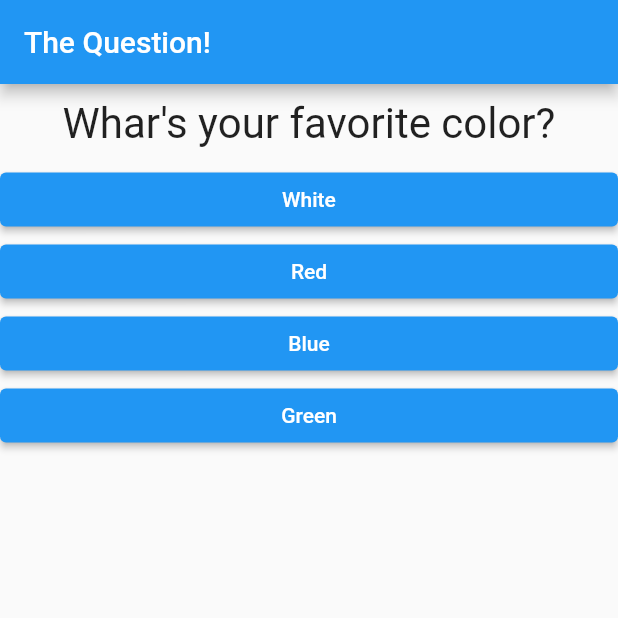
After one commit to sinjikoro/flutter_complate_guide, a Flutter app: the screen it shows after launch, on a phone screen of 412 x 824 dp, the top half of it. The commit adds this screen. Run offline on Flutter 3.47's test engine with Material 2 defaults, Android fonts, the phone set to English and light mode, and no system bars.

Commit message:
52.Splitting the App Into Widgets

```diff
--- a/lib/main.dart
+++ b/lib/main.dart
@@ -1,6 +1,7 @@
 import 'package:flutter/material.dart';
-import './question.dart';
-import './answer.dart';
+import 'package:flutter_complete_guide/quiz.dart';
+import './quiz.dart';
+import './result.dart';
 
 void main() => runApp(MyApp());
 
@@ -39,14 +40,12 @@
         home: Scaffold(
       appBar: AppBar(title: Text('The Question!')),
       body: _questionIndex < questions.length
-          ? Column(children: <Widget>[
-              Question(questions[_questionIndex]['questionText']),
-              ...(questions[_questionIndex]['answers'] as List<String>)
-                  .map(((answer) {
-                return Answer(_answerQuestion, answer);
-              }))
-            ])
-          : Center(child: Text('You did it!')),
+          ? Quiz(
+              questions: questions,
+              answerQuestion: _answerQuestion,
+              questionIndex: _questionIndex,
+            )
+          : Result(),
     ));
   }
 }
--- /dev/null
+++ b/lib/quiz.dart
@@ -0,0 +1,25 @@
+import 'package:flutter/material.dart';
+
+import './answer.dart';
+import './question.dart';
+
+class Quiz extends StatelessWidget {
+  final List<Map<String, Object>> questions;
+  final int questionIndex;
+  final Function answerQuestion;
+
+  Quiz(
+      {@required this.questions,
+      @required this.answerQuestion,
+      @required this.questionIndex});
+
+  @override
+  Widget build(BuildContext context) {
+    return Column(children: <Widget>[
+      Question(questions[questionIndex]['questionText']),
+      ...(questions[questionIndex]['answers'] as List<String>).map(((answer) {
+        return Answer(answerQuestion, answer);
+      }))
+    ]);
+  }
+}
```
Also changed, not shown: lib/result.dart (added, +10 -0 lines).
